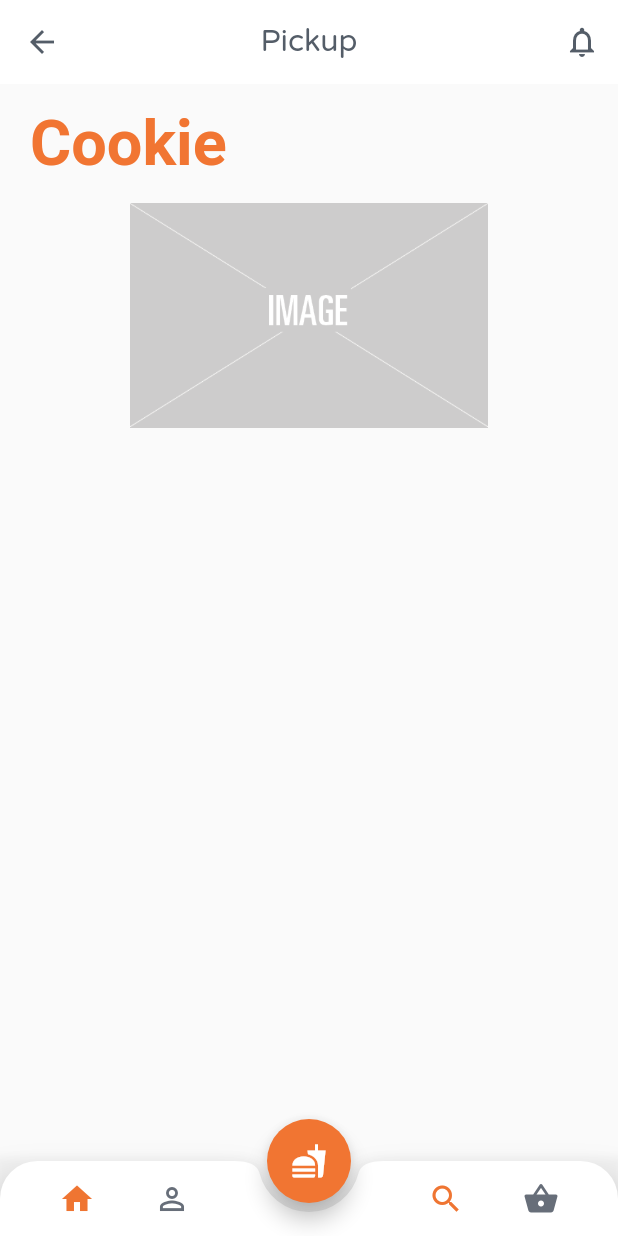
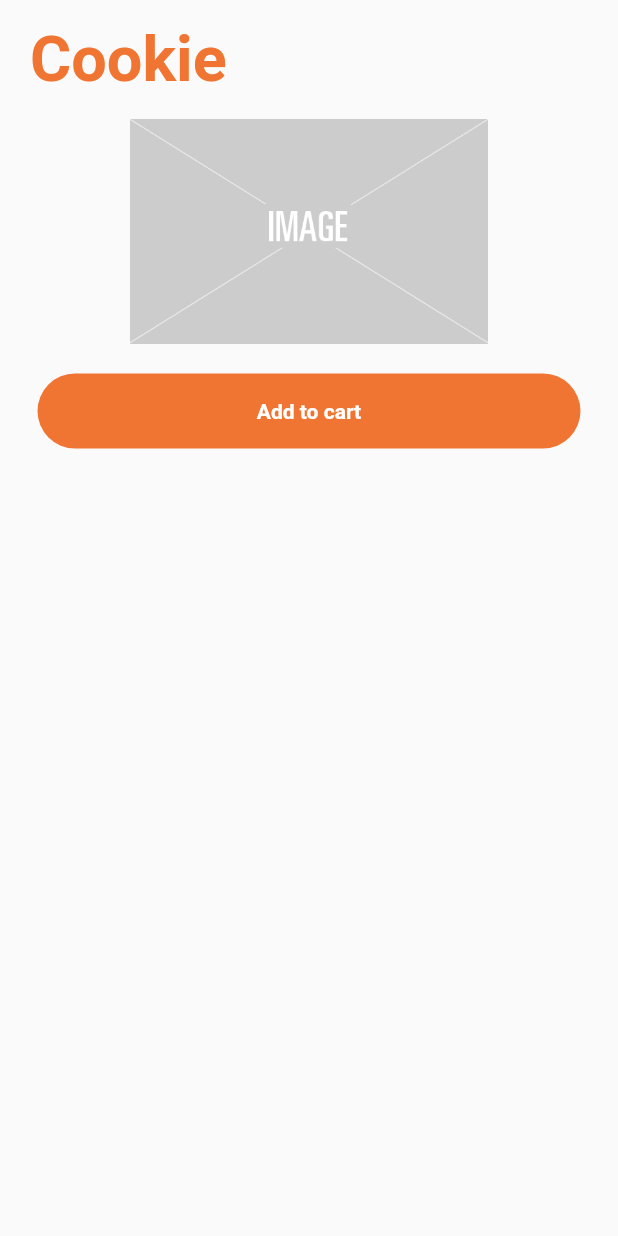
Before and after one commit to sirdeelord/flutter_app, a Flutter app: the screen it shows after launch, after a tap on "$3.99", on a phone screen of 412 x 824 dp. Run offline on Flutter 3.47's test engine with Material 2 defaults, Android fonts, the phone set to English and light mode, and no system bars; Roboto replaces fonts that are missing (Valera).

Commit message:
ui updates

```diff
--- a/lib/cookie_detail.dart
+++ b/lib/cookie_detail.dart
@@ -9,27 +9,27 @@ class CookieDetail extends StatelessWidget {
     @override
     Widget build(BuildContext context) {
         return Scaffold(
-            appBar: AppBar(
-                backgroundColor: Colors.white,
-                elevation: 0.0,
-                centerTitle: true,
-                leading: IconButton(
-                    icon: Icon(Icons.arrow_back, color: Color(0xFF545D68)),
-                    onPressed: () {
-                        Navigator.of(context).pop();
-                    },
-                ),
-                title: Text(
-                    'Pickup',
-                    style: TextStyle(
-                    fontFamily: 'Varela', fontSize: 20.0, color: Color(0xFF545D68)),
-                ),
-                actions: <Widget>[
-                    IconButton(
-                        icon: Icon(Icons.notifications_none, color: Color(0xFF545D68)),
-                        onPressed: () {})
-                ],
-            ),
+            // appBar: AppBar(
+            //     backgroundColor: Colors.white,
+            //     elevation: 0.0,
+            //     centerTitle: true,
+            //     leading: IconButton(
+            //         icon: Icon(Icons.arrow_back, color: Color(0xFF545D68)),
+            //         onPressed: () {
+            //             Navigator.of(context).pop();
+            //         },
+            //     ),
+            //     title: Text(
+            //         'Pickup',
+            //         style: TextStyle(
+            //         fontFamily: 'Varela', fontSize: 20.0, color: Color(0xFF545D68)),
+            //     ),
+            //     actions: <Widget>[
+            //         IconButton(
+            //             icon: Icon(Icons.notifications_none, color: Color(0xFF545D68)),
+            //             onPressed: () {})
+            //     ],
+            // ),
 
             body: ListView(
                 children: [
@@ -54,17 +54,37 @@ class CookieDetail extends StatelessWidget {
                             fit: BoxFit.contain
                         ),
                     ),
-                    SizedBox(height: 20.0)
+                    SizedBox(height: 20.0),
+                    Center(
+                        child: Container(
+                            width: MediaQuery.of(context).size.width - 50.0,
+                            height: 50.0,
+                            decoration: BoxDecoration(
+                                borderRadius: BorderRadius.circular(25.0),
+                                color: Color(0xFFF17532)
+                            ),
+                            child: Center(
+                                child: Text('Add to cart',
+                                    style: TextStyle(
+                                        fontFamily: 'Valera',
+                                        fontSize: 14.0,
+                                        fontWeight: FontWeight.bold,
+                                        color: Colors.white
+                                    ),
+                                )
+                            ),
+                        ),
+                    )
                 ]
             ),
 
-            floatingActionButton: FloatingActionButton(
-                onPressed: () {},
-                backgroundColor: Color(0xFFF17532),
-                child: Icon(Icons.fastfood)
-            ),
-            floatingActionButtonLocation: FloatingActionButtonLocation.centerDocked,
-            bottomNavigationBar: BottomBar(),
+            // floatingActionButton: FloatingActionButton(
+            //     onPressed: () {},
+            //     backgroundColor: Color(0xFFF17532),
+            //     child: Icon(Icons.fastfood)
+            // ),
+            // floatingActionButtonLocation: FloatingActionButtonLocation.centerDocked,
+            // bottomNavigationBar: BottomBar(),
         );
     }
 }
--- a/lib/cookie_page.dart
+++ b/lib/cookie_page.dart
@@ -21,7 +21,7 @@ class CookiePage extends StatelessWidget {
                             childAspectRatio: 0.8,
                             children: <Widget>[
                                 _buildCard('Placeholder', '\$3.99', 'images/img-placeholder.jpeg', false, true, context),
-                                _buildCard('Placeholder', '\$2.99', 'images/img-placeholder.jpeg', false, false, context),
+                                _buildCard('Placeholder', '\$2.99', 'images/img-placeholder.jpeg', true, false, context),
                                 _buildCard('Placeholder', '\$7.99', 'images/img-placeholder.jpeg', false, false, context),
                                 _buildCard('Placeholder', '\$3.99', 'images/img-placeholder.jpeg', false, false, context),
                             ],
@@ -36,7 +36,7 @@ class CookiePage extends StatelessWidget {
     Widget _buildCard(String name, String price,
         String imgPath, bool added, bool isFavorite, context) {
         return Padding(
-            padding: EdgeInsets.only(top: 15.0, bottom: .0, left: 5.0, right: 5.0),
+            padding: EdgeInsets.only(top: 5.0, bottom: 5.0, left: 5.0, right: 5.0),
             child: InkWell(
                 onTap: () {
                     Navigator.of(context).push(
@@ -76,7 +76,7 @@ class CookiePage extends StatelessWidget {
                             Hero(
                                 tag: imgPath,
                                 child: Container(
-                                    height: 75.0,
+                                    height: 85.0,
                                     decoration: BoxDecoration(
                                         image: DecorationImage(
                                             image: AssetImage(imgPath),
@@ -101,9 +101,10 @@ class CookiePage extends StatelessWidget {
                                 ),
                             ),
                             Padding(
-                                padding: EdgeInsets.all(8.0),
+                                padding: EdgeInsets.all(18.0),
                                 child: Container(
                                     color: Color(0xFFEBEBEB),
+                                    height: 1.0,
                                 )
                             ),
                             Padding(
@@ -123,11 +124,23 @@ class CookiePage extends StatelessWidget {
                                                     fontSize: 12.0
                                                 )
                                             ),
+                                            Icon(Icons.add_circle_outline, color: Color(0xFFD17E50), size: 12.0)
+                                        ],
+                                        if(added) ...[
                                             Icon(
-                                                Icons.add_circle_outline,
-                                                color: Color(0xFFd17E50),
-                                                size: 12.0
-                                            )
+                                                Icons.remove_circle_outline,
+                                                color: Color(0xFFD17E50),
+                                                size: 12.0,
+                                            ),
+                                            Text('3',
+                                                style: TextStyle(
+                                                    fontFamily: 'Valera',
+                                                    color: Color(0xFFD17E50),
+                                                    fontWeight: FontWeight.bold,
+                                                    fontSize: 12.0
+                                                ),
+                                            ),
+                                            Icon(Icons.add_circle_outline, color: Color(0xFFD17E50), size: 12.0)
                                         ]
                                 ]),
                             )
```
